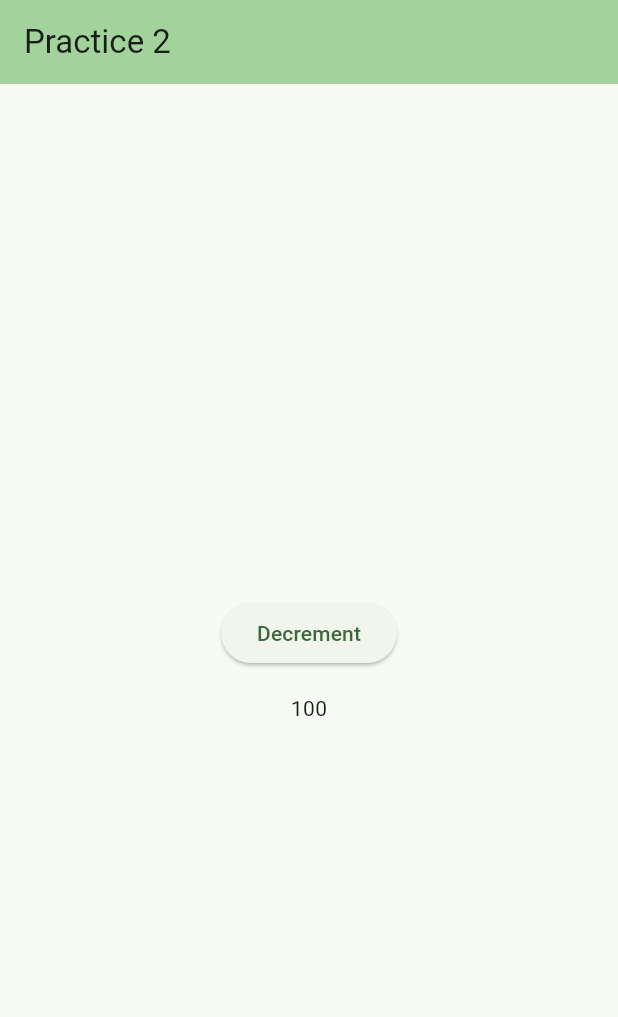
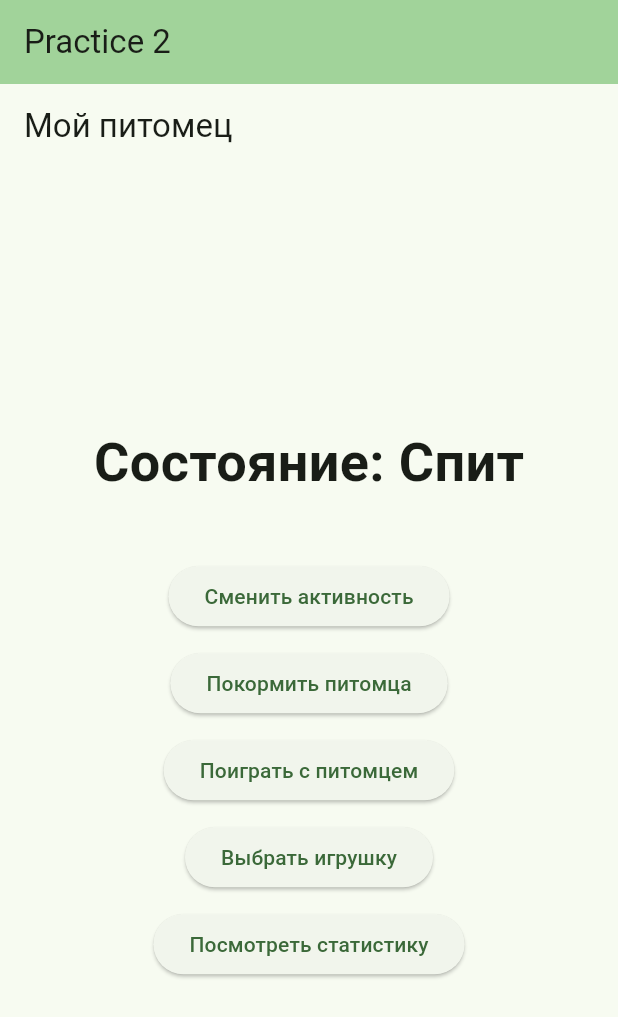
Before and after one commit to Le1NZ/flutter_practics, a Flutter app: the screen it shows after launch, on a phone screen of 412 x 824 dp. Shown: the top 1017 px of the screen. Run offline on Flutter 3.47's test engine with Material 3 defaults, Android fonts, the phone set to English and light mode, and no system bars.

Commit message:
Change Home screen

```diff
--- a/lib/src/feature/home/src/home_screen.dart
+++ b/lib/src/feature/home/src/home_screen.dart
@@ -1,47 +1,125 @@
 import 'package:flutter/material.dart';
+import 'package:flutter_project/src/feature/feed/feed.dart';
+import 'package:flutter_project/src/feature/play/play.dart';
+import 'package:flutter_project/src/feature/stats/stats.dart';
+import 'package:flutter_project/src/feature/toy/toy.dart';
 
-class HomeScreen extends StatelessWidget {
+class HomeScreen extends StatefulWidget {
   const HomeScreen({super.key});
 
   @override
-  Widget build(BuildContext context) {
-    return Center(
-      child: _DecrementAndShow(),
+  State<HomeScreen> createState() => _HomeScreenState();
+}
+
+class _HomeScreenState extends State<HomeScreen> {
+  int _hunger = 50;
+  int _happiness = 50;
+  String _currentToy = toys[0];
+
+  final List<String> _activities = ['Спит', 'Играет', 'Ест', 'Наблюдает'];
+  int _activityIndex = 0;
+
+  void _navigateToFeedScreen() async {
+    final int? newHunger = await Navigator.push(
+      context,
+      MaterialPageRoute(
+        builder: (context) => FeedScreen(initialHunger: _hunger),
+      ),
     );
+    if (newHunger != null) {
+      setState(() {
+        _hunger = newHunger;
+      });
     }
   }
 
-class _DecrementAndShow extends StatefulWidget {
-
-  const _DecrementAndShow();
-
-  @override
-  State<StatefulWidget> createState() => _DecrementAndShowState();
+  void _navigateToPlayScreen() async {
+    final int? newHappiness = await Navigator.push(
+      context,
+      MaterialPageRoute(
+        builder: (context) => PlayScreen(initialHappiness: _happiness),
+      ),
+    );
+    if (newHappiness != null) {
+      setState(() {
+        _happiness = newHappiness;
+      });
+    }
   }
 
-class _DecrementAndShowState extends State<_DecrementAndShow> {
-  int _counter = 100;
+  void _navigateToToyScreen() async {
+    final String? newToy = await Navigator.push(
+      context,
+      MaterialPageRoute(
+        builder: (context) => ToyScreen(initialToy: _currentToy),
+      ),
+    );
+    if (newToy != null) {
+      setState(() {
+        _currentToy = newToy;
+      });
+    }
+  }
 
-  void _decrementCounter() {
+  void _navigateToStatsScreen() {
+    Navigator.push(
+      context,
+      MaterialPageRoute(
+        builder: (context) => StatsScreen(
+          hunger: _hunger,
+          happiness: _happiness,
+          toy: _currentToy,
+        ),
+      ),
+    );
+  }
+
+  void _changeActivity() {
     setState(() {
-      _counter--;
+      _activityIndex = (_activityIndex + 1) % _activities.length;
     });
   }
 
   @override
   Widget build(BuildContext context) {
-    return Column(
+    return Scaffold(
+      appBar: AppBar(title: Text('Мой питомец')),
+      body: Center(
+        child: Column(
           mainAxisAlignment: MainAxisAlignment.center,
-        spacing: 16,
           children: <Widget>[
+            Text(
+              'Состояние: ${_activities[_activityIndex]}',
+              style: TextStyle(fontSize: 36, fontWeight: FontWeight.bold),
+            ),
+            const SizedBox(height: 40),
             ElevatedButton(
-            onPressed: _decrementCounter,
-            child: Text("Decrement"),
+              onPressed: _changeActivity,
+              child: const Text('Сменить активность'),
             ),
-          Text(
-            '$_counter',
+            const SizedBox(height: 10),
+            ElevatedButton(
+              onPressed: _navigateToFeedScreen,
+              child: const Text('Покормить питомца'),
             ),
-        ]
+            const SizedBox(height: 10),
+            ElevatedButton(
+              onPressed: _navigateToPlayScreen,
+              child: const Text('Поиграть с питомцем'),
+            ),
+            const SizedBox(height: 10),
+            ElevatedButton(
+              onPressed: _navigateToToyScreen,
+              child: const Text('Выбрать игрушку'),
+            ),
+            const SizedBox(height: 10),
+            ElevatedButton(
+              onPressed: _navigateToStatsScreen,
+              child: const Text('Посмотреть статистику'),
+            ),
+          ],
+        ),
+      ),
     );
   }
 }
```
Lines whose indentation alone changed are shown as unchanged.
